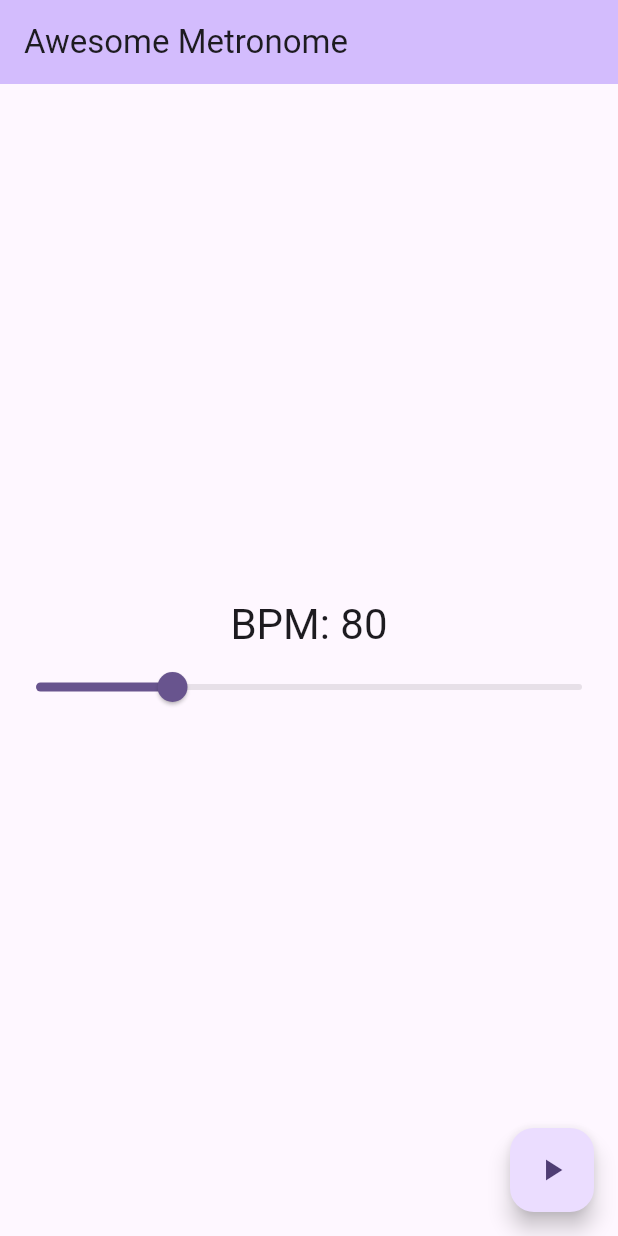
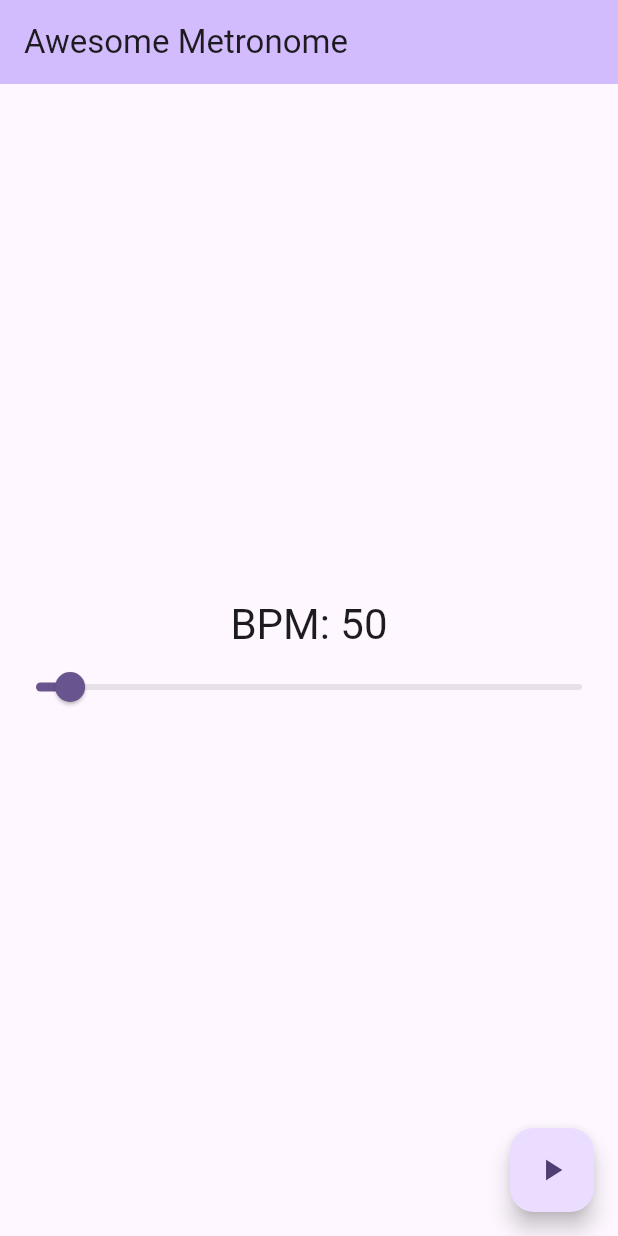
Before and after one commit to iamwalter/awesome_metronome, a Flutter app: the screen it shows after launch, on a phone screen of 412 x 824 dp. Run offline on Flutter 3.47's test engine with Material 2 defaults, Android fonts, the phone set to English and light mode, and no system bars; our stand-ins replace flutter_bloc, just_audio.

Commit message:
add cubit

```diff
--- /dev/null
+++ b/lib/blocs/home_cubit.dart
@@ -0,0 +1,78 @@
+import 'package:awesome_metronome/data/metronome_controller.dart';
+import 'package:awesome_metronome/infra/sound_service.dart';
+import 'package:flutter/foundation.dart';
+import 'package:flutter_bloc/flutter_bloc.dart';
+
+sealed class PlayerState {}
+
+class Data implements PlayerState {
+  final int bpm;
+  final bool isPlaying;
+
+  Data({
+    required this.bpm,
+    required this.isPlaying,
+  });
+}
+
+class OnTickEvent implements PlayerState {}
+
+class PlayerCubit extends Cubit<PlayerState> {
+  late final MetronomeController _controller;
+
+  bool get running => _controller.running;
+
+
+  static PlayerCubit? _instance;
+
+  static PlayerCubit get instance {
+    _instance ??=  PlayerCubit(
+      Data(
+        bpm: 80,
+        isPlaying: false,
+      )
+    );
+
+    return _instance!;
+  }
+
+  PlayerCubit(super.initialState) {
+    _controller = MetronomeController(
+      soundService: SoundServiceJustAudio.instance,
+      bpm: 80,
+      onTick: () => emit(OnTickEvent()),
+    );
+
+    emit(Data(
+      bpm: 50,
+      isPlaying: _controller.running,
+    ));
+  }
+
+  void setBpm(double bpm) {
+    _controller.bpm = bpm.round();
+
+    _emitData();
+  }
+
+  void _emitData() {
+    emit(
+      Data(
+        bpm: _controller.bpm,
+        isPlaying: _controller.running,
+      ),
+    );
+  }
+
+  void play() {
+    _controller.start();
+
+    _emitData();
+  }
+
+  void stop() {
+    _controller.stop();
+
+    _emitData();
+  }
+}
--- /dev/null
+++ b/lib/home_page.dart
@@ -0,0 +1,62 @@
+import 'package:awesome_metronome/blocs/home_cubit.dart';
+import 'package:flutter/material.dart';
+import 'package:flutter_bloc/flutter_bloc.dart';
+
+class MyHomePage extends StatelessWidget {
+  const MyHomePage({super.key});
+
+  @override
+  Widget build(BuildContext context) {
+    final cubit = PlayerCubit.instance;
+
+    return BlocConsumer<PlayerCubit, PlayerState>(
+      bloc: cubit,
+      buildWhen: (oldState, newState) => newState is Data,
+      listener: (context, state) {
+        if (state is Data) {
+          print("data!");
+        }
+      },
+      builder: (context, state) {
+        return switch (state) {
+          Data data => Scaffold(
+              appBar: AppBar(
+                backgroundColor: Theme.of(context).colorScheme.inversePrimary,
+                title: const Text('Awesome Metronome'),
+              ),
+              body: Center(
+                child: Column(
+                  mainAxisAlignment: MainAxisAlignment.center,
+                  children: <Widget>[
+                    Text(
+                      'BPM: ${data.bpm}',
+                      style: Theme.of(context).textTheme.headlineMedium,
+                    ),
+                    Slider(
+                      value: data.bpm.toDouble(),
+                      onChanged: (val) => cubit.setBpm(val),
+                      min: 40,
+                      max: 200,
+                    )
+                  ],
+                ),
+              ),
+              floatingActionButton: FloatingActionButton(
+                onPressed: () {
+                  if (cubit.running) {
+                    cubit.stop();
+                  } else {
+                    cubit.play();
+                  }
+
+                },
+                tooltip: 'Play/Pause',
+                child: Icon(!data.isPlaying ? Icons.play_arrow : Icons.pause),
+              ), // This trailing comma makes auto-formatting nicer for build methods.
+            ),
+          _ => Container(),
+        };
+      },
+    );
+  }
+}
--- a/lib/infra/sound_service.dart
+++ b/lib/infra/sound_service.dart
@@ -4,7 +4,7 @@ import 'package:just_audio/just_audio.dart';
 class SoundServiceJustAudio implements SoundServiceContract {
   final players = [];
 
-  late var cachedNewPlayer = AudioPlayer();
+  var cachedNewPlayer = AudioPlayer();
 
   SoundServiceJustAudio._() {
     _initNewPlayer();
--- a/lib/main.dart
+++ b/lib/main.dart
@@ -1,7 +1,5 @@
-import 'package:awesome_metronome/data/metronome_controller.dart';
+import 'package:awesome_metronome/home_page.dart';
 import 'package:flutter/material.dart';
-
-import 'infra/sound_service.dart';
 
 void main() {
   runApp(const MyApp());
@@ -18,80 +16,7 @@ class MyApp extends StatelessWidget {
         colorScheme: ColorScheme.fromSeed(seedColor: Colors.deepPurple),
         useMaterial3: true,
       ),
-      home: const MyHomePage(title: 'Awesome Metronome'),
+      home: const MyHomePage(),
     );
   }
 }
-
-class MyHomePage extends StatefulWidget {
-  const MyHomePage({super.key, required this.title});
-
-  final String title;
-
-  @override
-  State<MyHomePage> createState() => _MyHomePageState();
-}
-
-class _MyHomePageState extends State<MyHomePage> {
-  final controller = MetronomeController(
-    soundService: SoundServiceJustAudio.instance,
-    bpm: 80,
-    onTick: () => print("Tick!"),
-  );
-
-  late int bpm;
-  late bool isRunning;
-
-  @override
-  void initState() {
-    super.initState();
-
-    bpm = controller.bpm;
-    isRunning = controller.running;
-  }
-
-  @override
-  Widget build(BuildContext context) {
-    return Scaffold(
-      appBar: AppBar(
-        backgroundColor: Theme.of(context).colorScheme.inversePrimary,
-        title: Text(widget.title),
-      ),
-      body: Center(
-        child: Column(
-          mainAxisAlignment: MainAxisAlignment.center,
-          children: <Widget>[
-            Text(
-              'BPM: $bpm',
-              style: Theme.of(context).textTheme.headlineMedium,
-            ),
-            Slider(
-              value: bpm.toDouble(),
-              onChanged: (val) => setState(() {
-                bpm = val.toInt();
-                controller.bpm = bpm;
-              }),
-              min: 40,
-              max: 200,
-            )
-          ],
-        ),
-      ),
-      floatingActionButton: FloatingActionButton(
-        onPressed: () {
-          setState(() {
-            if (!controller.running) {
-              controller.start();
-            } else {
-              controller.stop();
-            }
-
-            isRunning = controller.running;
-          });
-        },
-        tooltip: 'Play/Pause',
-        child: Icon(!isRunning ? Icons.play_arrow : Icons.pause),
-      ), // This trailing comma makes auto-formatting nicer for build methods.
-    );
-  }
-}
```
